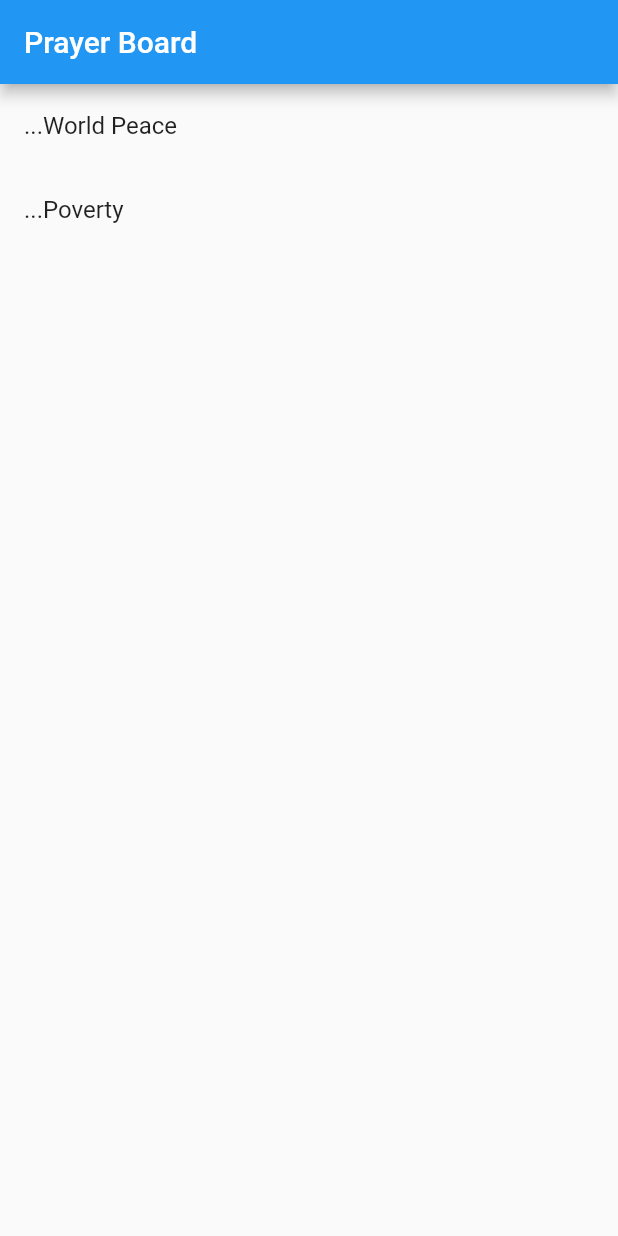
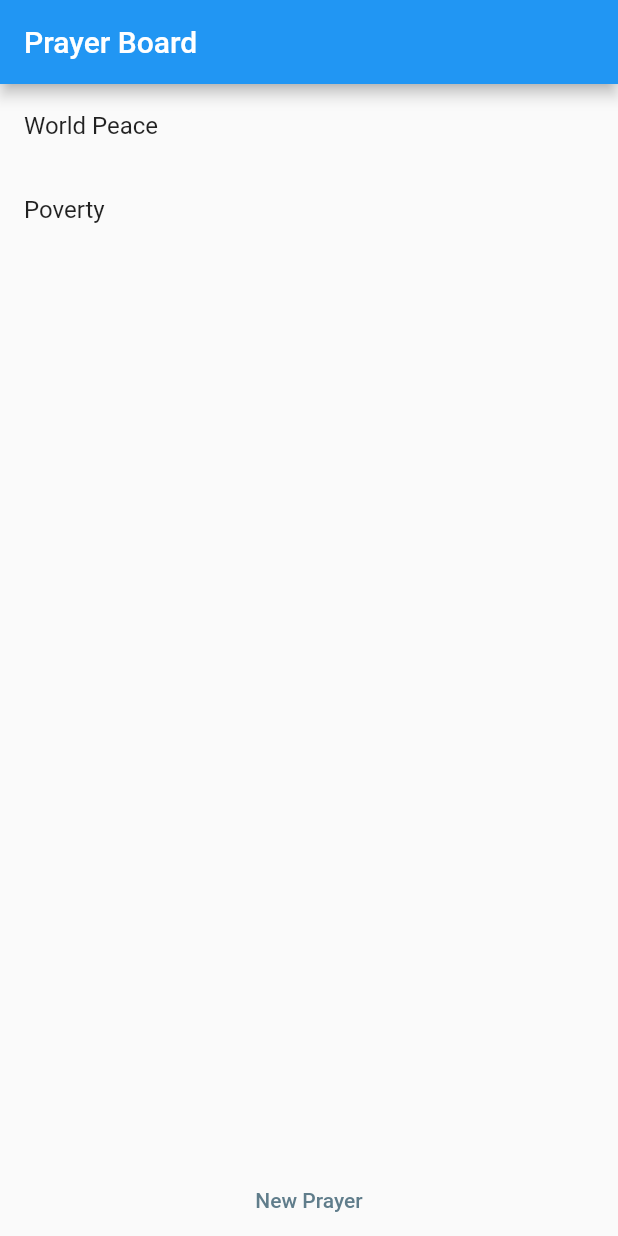
Before and after one commit to pausabe/prayer-board, a Flutter app: the screen it shows after launch, on a phone screen of 412 x 824 dp. Run offline on Flutter 3.47's test engine with Material 2 defaults, Android fonts, the light colour scheme and no system bars.

Commit message:
Working on adding a new element on the list

```diff
--- a/lib/controllers/home_page/home_page_controller.dart
+++ b/lib/controllers/home_page/home_page_controller.dart
@@ -2,9 +2,21 @@ import '../../models/prayer.dart';
 import '../base_controller.dart';
 
 class HomePageController extends BaseController {
-  Future<List<Prayer>> refreshUserPrayers() async {
+  Future<void> refreshUserPrayers() async {
+    print("refreshUserPrayers");
     List<Prayer> prayers = await userService.getPrayers();
     userProvider.userPrayers = prayers;
-    return prayers;
+  }
+
+  void openPrayerEditor(){
+    // TODO: implement correctly opening an editor
+
+    var currentPrayers = userProvider.userPrayers;
+    var newPrayer = Prayer();
+    newPrayer.description = "Faith";
+    currentPrayers.add(newPrayer);
+    userProvider.userPrayers = currentPrayers;
+    // TODO: why this does not notify the prayer list?
+    // TODO: and adding 'refreshUserPrayers()' here it does
   }
 }
--- a/lib/main.dart
+++ b/lib/main.dart
@@ -1,5 +1,5 @@
 import 'package:flutter/material.dart';
-import 'pages/home_page/home_page.dart';
+import 'views/pages/home_page/home_page.dart';
 import 'providers/user_provider.dart';
 import 'services/user_service.dart';
 import 'package:provider/provider.dart';
--- a/lib/pages/home_page/home_page.dart
+++ /dev/null
@@ -1,45 +0,0 @@
-import 'package:flutter/material.dart';
-import 'package:prayerboard/controllers/home_page/home_page_controller.dart';
-import 'package:prayerboard/providers/user_provider.dart';
-import '../../controllers/home_page/home_page_controller.dart';
-import '../../models/prayer.dart';
-import 'package:provider/provider.dart';
-
-class HomePage extends StatefulWidget {
-  const HomePage({Key? key, required this.title}) : super(key: key);
-  final String title;
-
-  @override
-  State<HomePage> createState() => _HomePageState();
-}
-
-class _HomePageState extends State<HomePage> {
-  @override
-  void initState() {
-    // Run prayer refresh to build the page again when model is filled
-    // TODO: this HomePageController is a unique instance?
-    HomePageController().refreshUserPrayers();
-    super.initState();
-  }
-
-  @override
-  Widget build(BuildContext context) {
-    var prayers = context.select<UserProvider, List<Prayer>>((value) => value.userPrayers);
-
-    return Scaffold(
-      appBar: AppBar(
-        title: Text(widget.title),
-      ),
-      body: ListView.builder(
-        itemCount: prayers.length,
-        itemBuilder: (context, index) {
-          final prayerDescription = Text(prayers[index].description);
-          return ListTile(
-              title: prayerDescription
-          );
-        },
-      )
-    );
-  }
-
-}
--- a/lib/providers/user_provider.dart
+++ b/lib/providers/user_provider.dart
@@ -6,6 +6,8 @@ class UserProvider extends ChangeNotifier {
   List<Prayer> get userPrayers => _userPrayers;
   set userPrayers(List<Prayer> userPrayers) {
     _userPrayers = userPrayers;
+    int numberOfPrayers = userPrayers.length;
+    print('notify: $numberOfPrayers');
     notifyListeners();
   }
 }
--- a/lib/services/user_service.dart
+++ b/lib/services/user_service.dart
@@ -6,9 +6,9 @@ class UserService {
     // TODO: Load from cache
 
     var prayer1 = Prayer();
-    prayer1.description = "...World Peace";
+    prayer1.description = "World Peace";
     var prayer2 = Prayer();
-    prayer2.description = "...Poverty";
+    prayer2.description = "Poverty";
     var prayers = <Prayer>[];
     prayers.add(prayer1);
     prayers.add(prayer2);
--- /dev/null
+++ b/lib/views/components/prayer_board_app_bar.dart
@@ -0,0 +1,20 @@
+import 'package:flutter/material.dart';
+
+class PrayerBoardAppBar extends StatefulWidget implements PreferredSizeWidget {
+  const PrayerBoardAppBar({Key? key, required this.title}) : preferredSize = const Size.fromHeight(kToolbarHeight), super(key: key);
+  final String title;
+
+  @override
+  final Size preferredSize;
+
+  @override
+  _PrayerBoardAppBar createState() => _PrayerBoardAppBar();
+}
+
+class _PrayerBoardAppBar extends State<PrayerBoardAppBar>{
+
+  @override
+  Widget build(BuildContext context) {
+    return AppBar( title: Text(widget.title) );
+  }
+}
--- /dev/null
+++ b/lib/views/pages/home_page/footer.dart
@@ -0,0 +1,17 @@
+import 'package:flutter/material.dart';
+import '../../../controllers/home_page/home_page_controller.dart';
+
+class Footer extends StatelessWidget {
+  const Footer({Key? key}) : super(key: key);
+
+  @override
+  Widget build(BuildContext context) {
+    return TextButton(
+      style: TextButton.styleFrom(
+        primary: Colors.blueGrey,
+      ),
+      onPressed: () => HomePageController().openPrayerEditor(),
+      child: const Text('New Prayer'),
+    );
+  }
+}
--- /dev/null
+++ b/lib/views/pages/home_page/home_page.dart
@@ -0,0 +1,42 @@
+import 'package:flutter/material.dart';
+import 'package:prayerboard/controllers/home_page/home_page_controller.dart';
+import 'package:prayerboard/views/components/prayer_board_app_bar.dart';
+import '../../../controllers/home_page/home_page_controller.dart';
+import 'footer.dart';
+import 'prayer_list.dart';
+
+class HomePage extends StatefulWidget {
+  const HomePage({Key? key, required this.title}) : super(key: key);
+  final String title;
+
+  @override
+  State<HomePage> createState() => _HomePageState();
+}
+
+class _HomePageState extends State<HomePage> {
+  @override
+  void initState() {
+    // Run prayer refresh to build the page again when model is filled
+    // TODO: is this HomePageController is a unique instance?
+    HomePageController().refreshUserPrayers();
+    super.initState();
+  }
+
+  @override
+  Widget build(BuildContext context) {
+    print("home build");
+    return Scaffold(
+      appBar: PrayerBoardAppBar(title: widget.title),
+      body: SafeArea(
+        child: Column(
+          children: const <Widget>[
+            Expanded(
+              child: PrayerList()
+            ),
+            Footer(),
+          ],
+        ),
+      ),
+    );
+  }
+}
--- /dev/null
+++ b/lib/views/pages/home_page/prayer_list.dart
@@ -0,0 +1,24 @@
+import 'package:flutter/material.dart';
+import 'package:provider/provider.dart';
+import '../../../models/prayer.dart';
+import '../../../providers/user_provider.dart';
+
+class PrayerList extends StatelessWidget {
+  const PrayerList({Key? key}) : super(key: key);
+
+  @override
+  Widget build(BuildContext context) {
+    var prayers = context.select<UserProvider, List<Prayer>>((value) => value.userPrayers);
+    int prayerLength = prayers.length;
+    print('prayer list build: $prayerLength');
+    return ListView.builder(
+      itemCount: prayers.length,
+      itemBuilder: (context, index) {
+        final prayerDescription = Text(prayers[index].description);
+        return ListTile(
+            title: prayerDescription
+        );
+      },
+    );
+  }
+}
```
Also changed, not shown: lib/services/language_keys.dart (added), lib/services/language_service.dart (added), 1 other file.
